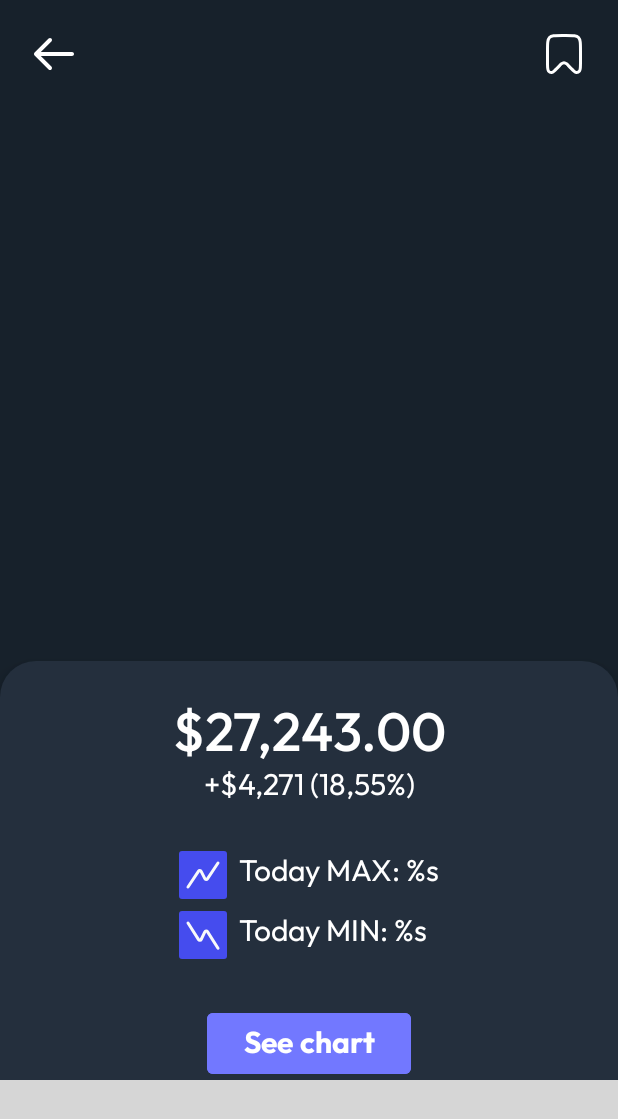
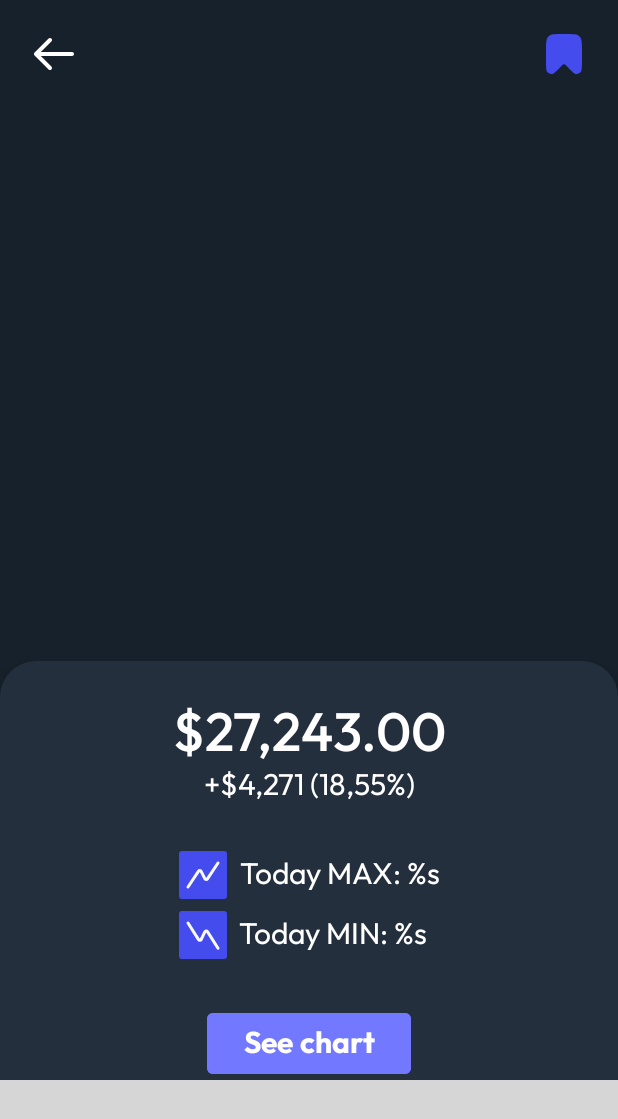
Before and after one commit to passerby29/CoinCheckProject, an Android app: the fragment CoinInfoFragment placed in its activity, on a phone screen of 412 x 824 dp. Shown: the top 1119 px of the screen. Run offline under Robolectric (Android 15) with nearby library versions, the phone set to English and light mode, and no system bars; our stand-ins replace Room's generated code; plain views replace LineChartView; pictures from the network do not load; 6 statements that could not run were skipped; grey boxes are pictures that could not be loaded.

Commit message:
Finishing CoinInfoFragment Design.

```diff
--- a/app/src/main/res/drawable/ic_favorite_filled.xml
+++ b/app/src/main/res/drawable/ic_favorite_filled.xml
@@ -1,6 +1,6 @@
 <vector xmlns:android="http://schemas.android.com/apk/res/android"
-    android:width="24dp"
-    android:height="24dp"
+    android:width="32dp"
+    android:height="32dp"
     android:viewportWidth="24"
     android:viewportHeight="24">
   <group>
--- a/app/src/main/res/layout/fragment_coin_info.xml
+++ b/app/src/main/res/layout/fragment_coin_info.xml
@@ -52,8 +52,7 @@
         android:layout_height="40dp"
         android:layout_margin="16dp"
         android:background="@drawable/item_icon_button_background"
-        android:src="@drawable/ic_favorite_border"
-        android:tint="@color/white"
+        android:src="@drawable/ic_favorite_filled"
         app:layout_constraintEnd_toEndOf="parent"
         app:layout_constraintTop_toTopOf="parent" />
 
@@ -118,7 +117,7 @@
             android:id="@+id/coinInfoCollapseButton"
             android:layout_width="32dp"
             android:layout_height="32dp"
-            android:layout_margin="8dp"
+            android:layout_margin="12dp"
             android:background="@drawable/item_icon_button_background"
             android:src="@drawable/ic_close"
             android:visibility="gone"
@@ -163,6 +162,7 @@
             android:layout_height="wrap_content"
             android:layout_marginTop="32dp"
             android:orientation="vertical"
+            android:background="@color/search_background"
             app:layout_constraintEnd_toEndOf="parent"
             app:layout_constraintStart_toStartOf="parent"
             app:layout_constraintTop_toBottomOf="@+id/collapsedLinearLayout">
@@ -172,6 +172,7 @@
                 android:layout_width="wrap_content"
                 android:layout_height="wrap_content"
                 android:drawablePadding="8dp"
+                android:gravity="center"
                 android:fontFamily="@font/outfit_regular"
                 android:text="@string/today_max_placeholder"
                 android:textColor="@color/white"
@@ -184,6 +185,7 @@
                 android:layout_height="wrap_content"
                 android:layout_marginTop="8dp"
                 android:drawablePadding="8dp"
+                android:gravity="center"
                 android:fontFamily="@font/outfit_regular"
                 android:text="@string/today_min_placeholder"
                 android:textColor="@color/white"
```
Also changed, not shown: app/src/main/java/dev/passerby/cryptoxmlproject/fragments/CoinInfoFragment.kt (+17 -8 lines).
